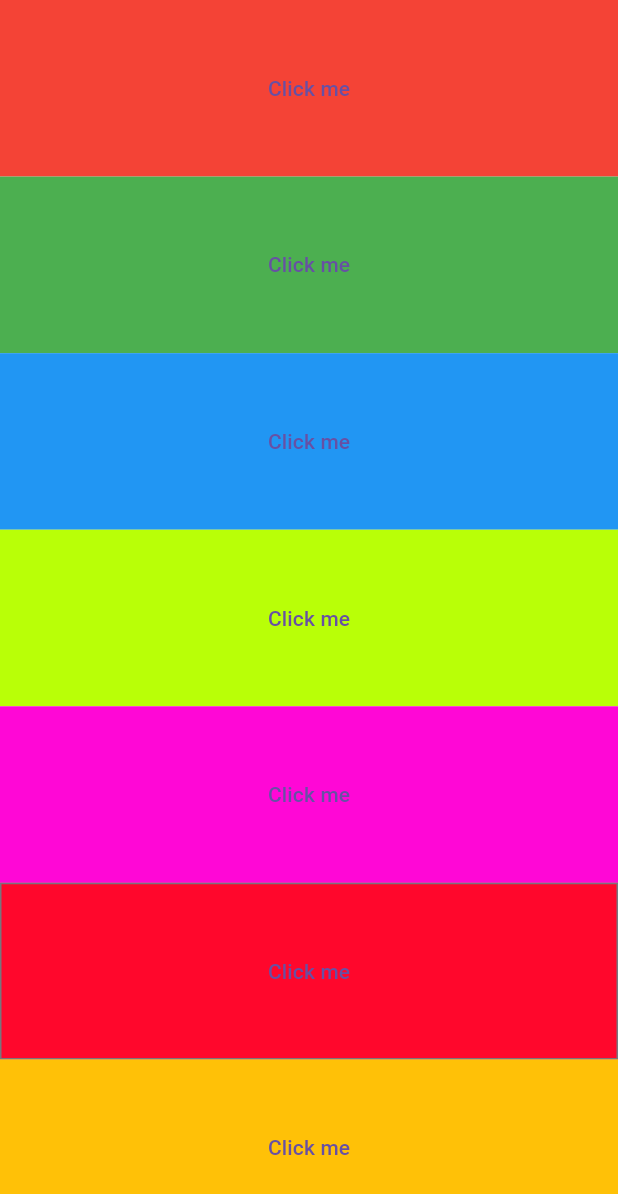
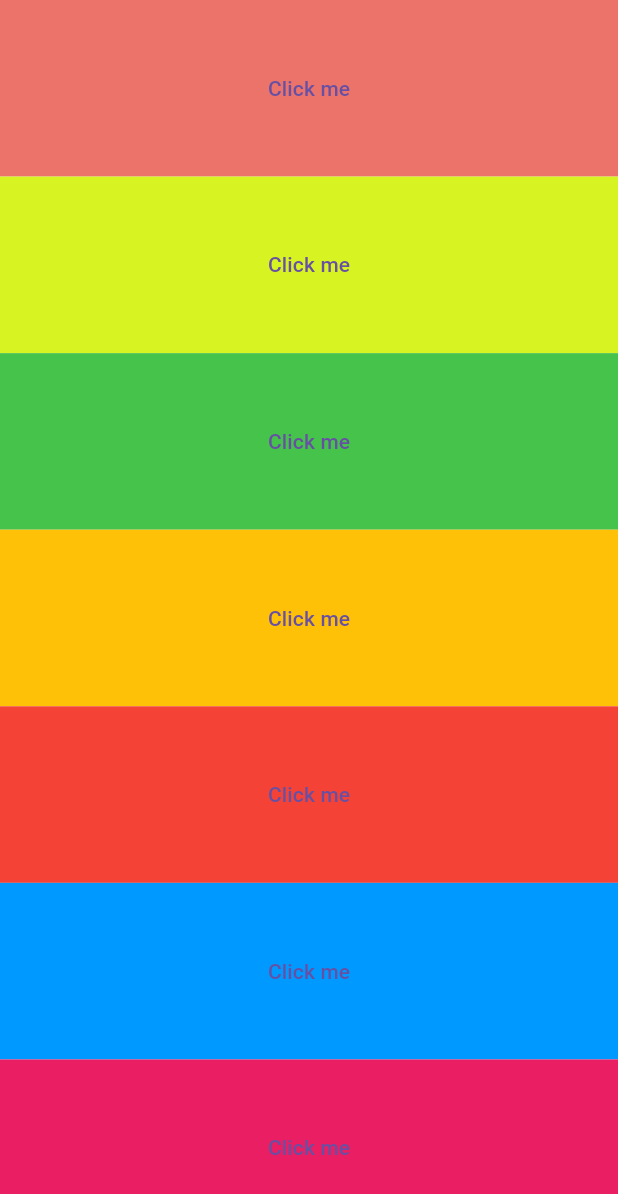
Before and after one commit to Musajidda/xylophone_app, a Flutter app: the screen it shows after launch, after a tap on "Click me", on a phone screen of 412 x 824 dp. Shown: the top 1194 px of the screen. Run offline on Flutter 3.47's test engine with Material 3 defaults, Android fonts, the phone set to English and light mode, and no system bars; our stand-ins replace audioplayers.

Commit message:
made some changes

```diff
--- a/lib/main.dart
+++ b/lib/main.dart
@@ -2,18 +2,32 @@ import 'package:flutter/material.dart';
 import 'package:audioplayers/audioplayers.dart';
 
 void main() => runApp(
-const MaterialApp(
-  debugShowCheckedModeBanner: false,
-  home:XylophoneApp() ,
-)
-  );
+      const MaterialApp(
+        debugShowCheckedModeBanner: false,
+        home: XylophoneApp(),
+      ),
+    );
 
 class XylophoneApp extends StatelessWidget {
   const XylophoneApp({super.key});
 
-  void SoundPlay(int num){
-     final player = AudioPlayer();
-                     player.play(AssetSource('note$num.wav'));
+  void SoundPlay(int num) {
+    final player = AudioPlayer();
+    player.play(AssetSource('note$num.wav'));
+  }
+
+  Expanded buildkey({required Color color, required int SoundNum} ) {
+     return Expanded(
+      child: TextButton(
+        style: TextButton.styleFrom(
+            shape:  RoundedRectangleBorder(),
+            backgroundColor: color),
+        onPressed: () {
+          SoundPlay(SoundNum);
+        },
+        child:  Text('Click me'),
+      ),
+    );
   }
 
   @override
@@ -24,69 +38,13 @@ class XylophoneApp extends StatelessWidget {
           child: Column(
             crossAxisAlignment: CrossAxisAlignment.stretch,
             children: [
-              Expanded(
-                child: TextButton(
-                   style: TextButton.styleFrom(shape: const RoundedRectangleBorder(),backgroundColor: Colors.red),
-                  onPressed: () {
-                   SoundPlay(1);
-                  },
-                  child: const Text('Click me'),
-                ),
-              ),
-              Expanded(
-                child: TextButton(
-                   style: TextButton.styleFrom(shape: const RoundedRectangleBorder(),backgroundColor: Colors.green),
-                  onPressed: () {
-                   SoundPlay(2);
-                  },
-                  child: const Text('Click me'),
-                ),
-              ),
-              Expanded(
-                child: TextButton(
-                   style: TextButton.styleFrom(shape: const RoundedRectangleBorder(),backgroundColor: Colors.blue),
-                  onPressed: () {
-                   SoundPlay(3);
-                  },
-                  child: const Text('Click me'),
-                ),
-              ),
-              Expanded(
-                child: TextButton(
-                   style: TextButton.styleFrom(shape: const RoundedRectangleBorder(),backgroundColor: const Color.fromARGB(255, 185, 255, 7)),
-                  onPressed: () {
-                   SoundPlay(4);
-                  },
-                  child: const Text('Click me'),
-                ),
-              ),
-              Expanded(
-                child: TextButton(
-                   style: TextButton.styleFrom(shape: const RoundedRectangleBorder(),backgroundColor: const Color.fromARGB(255, 255, 7, 214)),
-                  onPressed: () {
-                   SoundPlay(5);
-                  },
-                  child: const Text('Click me'),
-                ),
-              ),
-              Expanded(
-                child: OutlinedButton(
-                  style: TextButton.styleFrom(shape: const RoundedRectangleBorder(),backgroundColor: const Color.fromARGB(255, 255, 7, 44)),
-                  onPressed: () {
-                   SoundPlay(6);
-                  },
-                  child: const Text('Click me'),
-                ),
-              ),
-              Expanded(
-                child: TextButton(
-                   style: TextButton.styleFrom(shape: const RoundedRectangleBorder(),backgroundColor: Colors.amber),
-                  onPressed: () {
-                   SoundPlay(7);
-                  },
-                  child: const Text('Click me'),
-                ),
-              ),
+            buildkey(color: const Color.fromARGB(255, 235, 115, 106), SoundNum: 1),
+            buildkey(color: const Color.fromARGB(255, 215, 243, 33), SoundNum: 2),
+            buildkey(color: const Color.fromARGB(255, 70, 195, 74), SoundNum: 3),
+            buildkey(color: Colors.amber, SoundNum: 4),
+            buildkey(color: Colors.red, SoundNum: 5),
+            buildkey(color: const Color.fromARGB(255, 0, 153, 255), SoundNum: 6),
+            buildkey(color: Colors.pink, SoundNum: 7),
             ],
           ),
         ),
```
